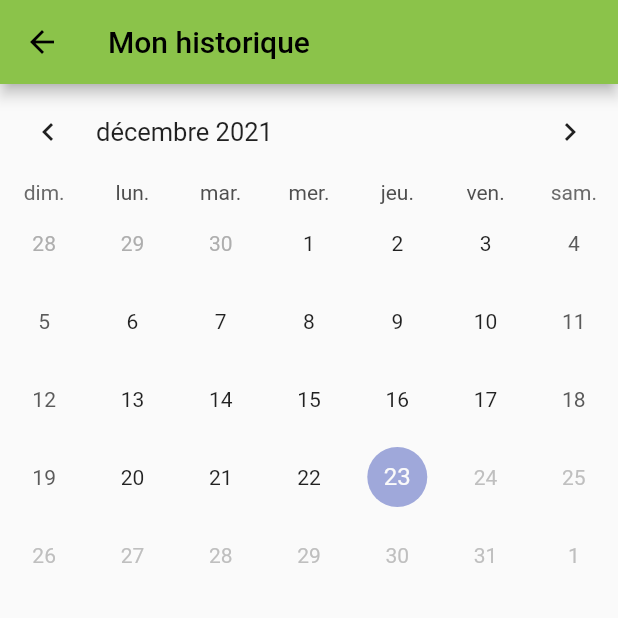
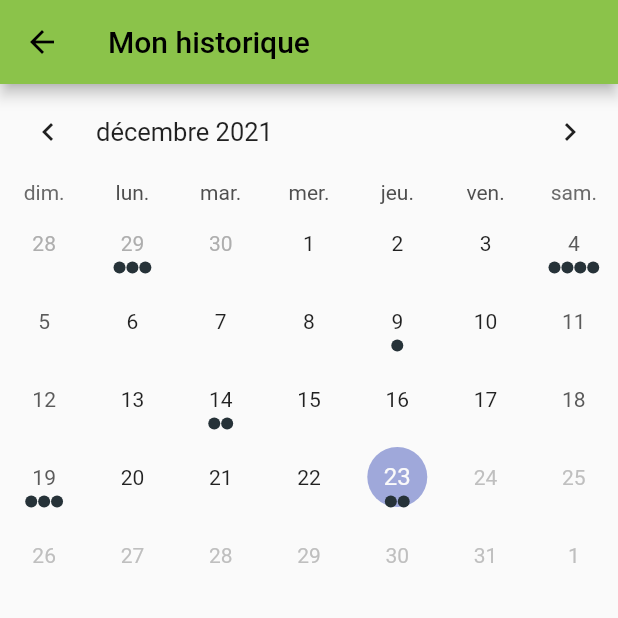
Before and after one commit to hugo9464/zede-flutter, a Flutter app: the HistoryPage screen opened directly, on a phone screen of 412 x 824 dp, the top half of it. Run offline on Flutter 3.47's test engine with Material 2 defaults, Android fonts, the phone set to English and light mode, and no system bars; drawn by our look-alikes of table_calendar; our stand-ins replace cloud_firestore, firebase_auth, firebase_core, flutter_secure_storage, numberpicker; accounts and stored records are empty; network calls fail.

```diff
--- a/lib/models/Weighing.dart
+++ b/lib/models/Weighing.dart
@@ -1,10 +1,22 @@
-// class Weighing {
-//   final String userid,
-//     final int? type,
-//     final double weight,
-//     final DateTime date,
+class Weighing {
+  final String id;
+  final num weight;
+  final String type;
+  final String userId;
 
-//     Weighing({
+  Weighing({
+    required this.id,
+    required this.weight,
+    required this.type,
+    required this.userId,
+  });
 
-//     });
-// }
+  factory Weighing.fromJson(Map<String, dynamic> json) {
+    return Weighing(
+      id: json['_id'],
+      weight: json['weight'],
+      type: json['type'],
+      userId: json['userId'],
+    );
+  }
+}
--- a/lib/screens/history_screen.dart
+++ b/lib/screens/history_screen.dart
@@ -1,5 +1,8 @@
 import 'package:flutter/material.dart';
 import 'package:table_calendar/table_calendar.dart';
+import 'package:zede_app/models/Weighing.dart';
+import 'package:zede_app/services/api/WeighingService.dart';
+import 'package:zede_app/utils/EventUtils.dart';
 
 class HistoryPage extends StatefulWidget {
   const HistoryPage();
@@ -12,19 +15,27 @@ class _HistoryPageState extends State<HistoryPage> {
   DateTime _focusedDay = DateTime.now();
   DateTime? _selectedDay;
 
+  List<Event> _getEventsForDay(DateTime day) {
+    // Implementation example
+    return kEvents[day] ?? [];
+  }
+
   @override
   Widget build(BuildContext context) {
     return Scaffold(
         appBar: AppBar(
           title: Text('Mon historique'),
         ),
-        body: TableCalendar(
+        body: FutureBuilder<List<Weighing>>(
+            future: WeighingService.getAllWeighings(),
+            builder: (context, snapshot) => TableCalendar(
                   locale: 'fr_FR',
                   firstDay: DateTime.utc(2010, 10, 16),
                   lastDay: DateTime.now(),
                   focusedDay: _focusedDay,
                   calendarFormat: CalendarFormat.month,
                   headerStyle: HeaderStyle(formatButtonVisible: false),
+                  eventLoader: _getEventsForDay,
                   selectedDayPredicate: (day) {
                     // Use `selectedDayPredicate` to determine which day is currently selected.
                     // If this returns true, then `day` will be marked as selected.
@@ -54,6 +65,6 @@ class _HistoryPageState extends State<HistoryPage> {
                     // No need to call `setState()` here
                     _focusedDay = focusedDay;
                   },
-        ));
+                )));
   }
 }
--- a/lib/services/api/WeighingService.dart
+++ b/lib/services/api/WeighingService.dart
@@ -3,6 +3,7 @@ import 'dart:developer';
 import 'dart:io';
 import 'package:flutter_secure_storage/flutter_secure_storage.dart';
 import 'package:http/http.dart' as http;
+import 'package:zede_app/models/Weighing.dart';
 
 class WeighingService {
   static final url = Uri.parse('http://localhost:3000/api/weighing');
@@ -28,4 +29,27 @@ class WeighingService {
       throw Exception('Failed to save weighing album');
     }
   }
+
+  static Future<List<Weighing>> getAllWeighings() async {
+    const storage = FlutterSecureStorage();
+    String? token = await storage.read(key: "token");
+
+    final response = await http.get(url, headers: {
+      HttpHeaders.authorizationHeader: 'Bearer $token',
+      HttpHeaders.contentTypeHeader: 'application/json'
+    });
+
+    if (response.statusCode == 200) {
+      log(response.body);
+      log("Weighing saved successfully");
+
+      final List weighingsAsJson = json.decode(response.body);
+
+      return weighingsAsJson
+          .map((weighing) => Weighing.fromJson(weighing))
+          .toList();
+    } else {
+      throw Exception('Failed to save weighing album');
+    }
+  }
 }
--- /dev/null
+++ b/lib/utils/EventUtils.dart
@@ -0,0 +1,49 @@
+import 'dart:collection';
+
+import 'package:table_calendar/table_calendar.dart';
+
+/// Example event class.
+class Event {
+  final String title;
+
+  const Event(this.title);
+
+  @override
+  String toString() => title;
+}
+
+/// Example events.
+///
+/// Using a [LinkedHashMap] is highly recommended if you decide to use a map.
+final kEvents = LinkedHashMap<DateTime, List<Event>>(
+  equals: isSameDay,
+  hashCode: getHashCode,
+)..addAll(_kEventSource);
+
+final _kEventSource = Map.fromIterable(List.generate(50, (index) => index),
+    key: (item) => DateTime.utc(kFirstDay.year, kFirstDay.month, item * 5),
+    value: (item) => List.generate(
+        item % 4 + 1, (index) => Event('Event $item | ${index + 1}')))
+  ..addAll({
+    kToday: [
+      Event('Today\'s Event 1'),
+      Event('Today\'s Event 2'),
+    ],
+  });
+
+int getHashCode(DateTime key) {
+  return key.day * 1000000 + key.month * 10000 + key.year;
+}
+
+/// Returns a list of [DateTime] objects from [first] to [last], inclusive.
+List<DateTime> daysInRange(DateTime first, DateTime last) {
+  final dayCount = last.difference(first).inDays + 1;
+  return List.generate(
+    dayCount,
+    (index) => DateTime.utc(first.year, first.month, first.day + index),
+  );
+}
+
+final kToday = DateTime.now();
+final kFirstDay = DateTime(kToday.year, kToday.month - 3, kToday.day);
+final kLastDay = DateTime(kToday.year, kToday.month + 3, kToday.day);
```
Lines whose indentation alone changed are shown as unchanged.
